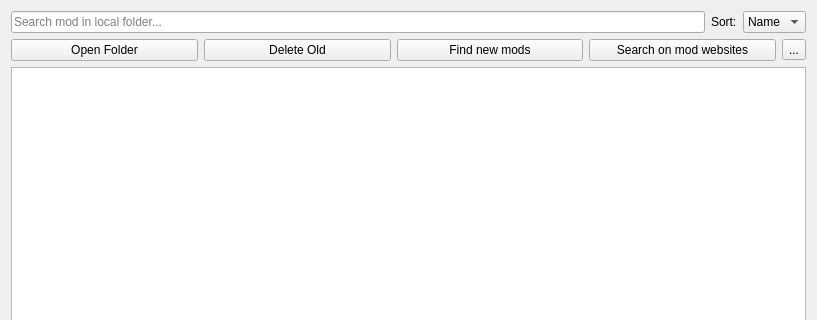
Qt form src/ui/local/localmodbrowser.ui (kaniol-lck/modmanager) before a commit; both pictures show x 0 to 817 and y 0 to 320 of the 817 by 671 pixel window.
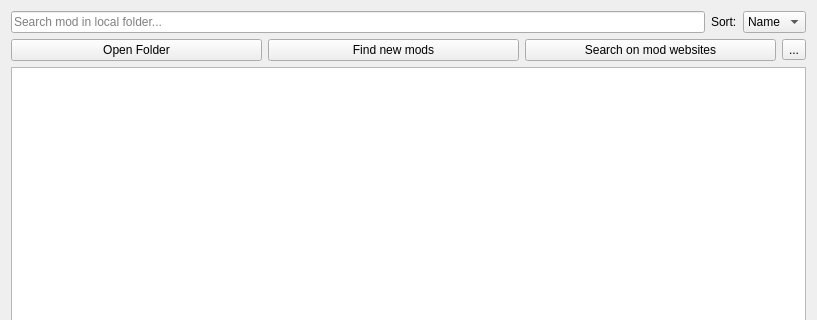
The same form after that commit. Icons and pictures are not drawn.

Commit message: batch rename helper & tweak button position

Patch:
```diff
--- a/src/ui/local/localmodbrowser.ui
+++ b/src/ui/local/localmodbrowser.ui
@@ -70,17 +70,6 @@
        </property>
       </widget>
      </item>
-     <item>
-      <widget class="QPushButton" name="deleteOldButton">
-       <property name="text">
-        <string>Delete Old</string>
-       </property>
-       <property name="icon">
-        <iconset theme="delete">
-         <normaloff>.</normaloff>.</iconset>
-       </property>
-      </widget>
-     </item>
      <item>
       <widget class="QPushButton" name="findnewButton">
        <property name="text">
```
The commit also changes 7 other files.
